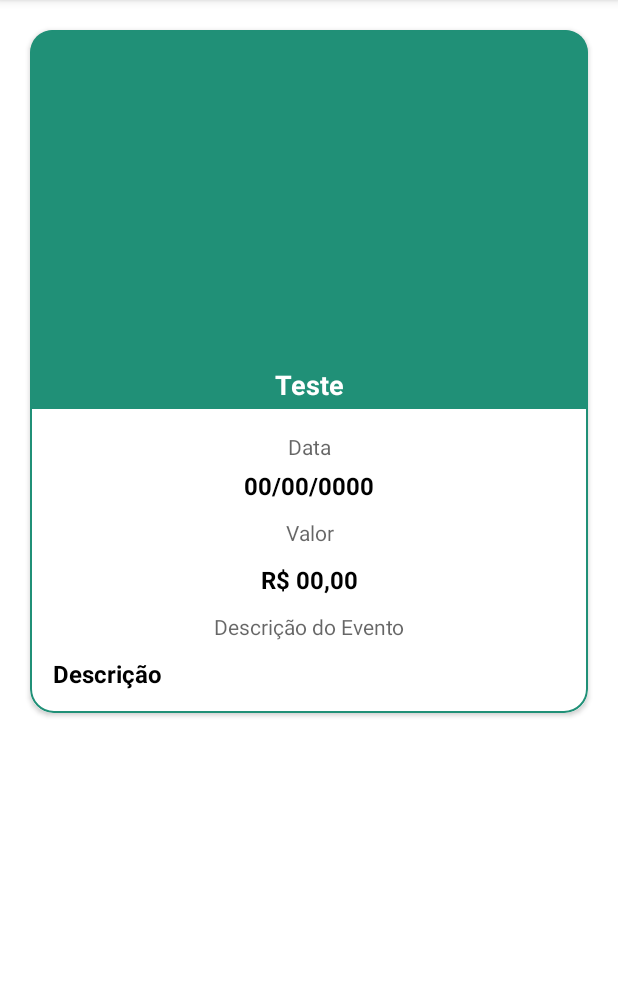
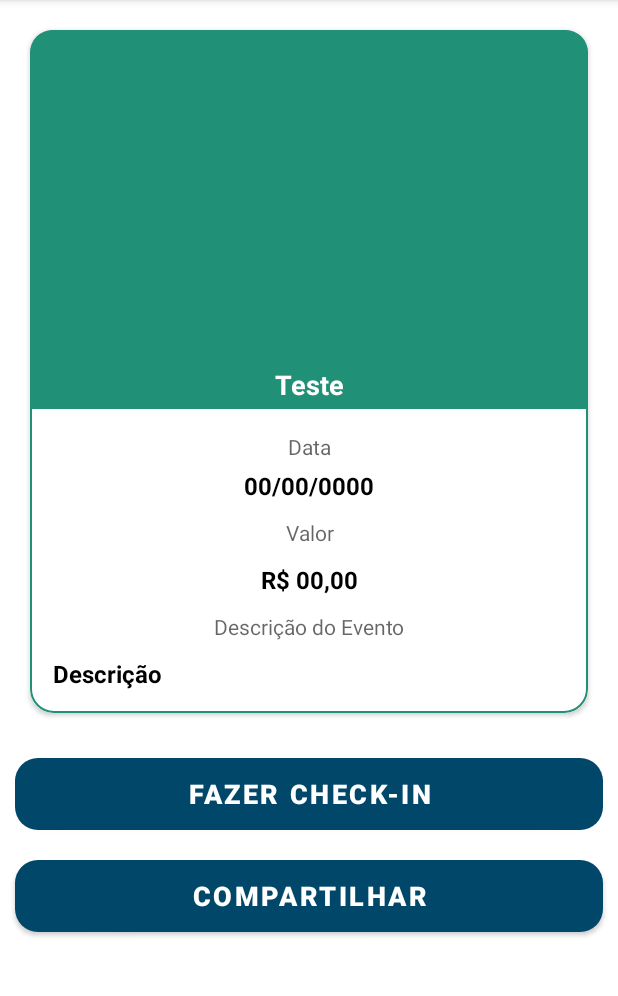
Before and after one commit to Ortega-Neto/DesafioTecnicoCompassoUol, an Android app: the DetalhesDoEventoFragment screen opened through its navigation route, on a phone screen of 412 x 824 dp, the part 84-1080 px from its top. Run offline under Robolectric (Android 15) with nearby library versions, the phone set to English and light mode, and no system bars; our stand-ins replace data binding; libraries missing offline, so code that uses them is left out: cn.pedant; 5 statements that could not run were skipped.

Commit message:
24/05 Adiocionados os botões para fazer checkin e compartilhar o evento

```diff
--- a/app/src/main/java/com/example/compassouol/aplicacao/detalhesDoEvento/view/DetalhesDoEventoFragment.kt
+++ b/app/src/main/java/com/example/compassouol/aplicacao/detalhesDoEvento/view/DetalhesDoEventoFragment.kt
@@ -1,10 +1,15 @@
 package com.example.compassouol.aplicacao.detalhesDoEvento.view
 
+import android.content.ClipData
+import android.content.ClipboardManager
+import android.content.Context
 import android.os.Bundle
 import android.view.LayoutInflater
 import android.view.View
 import android.view.ViewGroup
+import android.widget.Toast
 import com.example.compassouol.R
+import com.example.compassouol.aplicacao.main.MainActivity
 import com.example.compassouol.utils.mvvm.bases.BaseFragment
 import kotlinx.android.synthetic.main.detalhes_do_evento_fragment.*
 import org.koin.androidx.viewmodel.ext.android.viewModel
@@ -22,6 +27,8 @@ class DetalhesDoEventoFragment: BaseFragment() {
     override fun onActivityCreated(savedInstanceState: Bundle?) {
         super.onActivityCreated(savedInstanceState)
         preencherDadosDoEvento()
+        setupUi()
+        subscribeUi()
     }
 
     private fun preencherDadosDoEvento(){
@@ -32,4 +39,27 @@ class DetalhesDoEventoFragment: BaseFragment() {
         textViewDescricaoDoEVento.text = "Descrição"
     }
 
+    private fun setupUi(){
+        btnCompartilhar.setOnClickListener {
+            val context = requireContext() as MainActivity
+            val clipboard = context.getSystemService(Context.CLIPBOARD_SERVICE) as ClipboardManager
+            val clip = ClipData.newPlainText("Link do Evento",
+                "")
+            clipboard.setPrimaryClip(clip)
+            Toast.makeText(requireContext(),
+                "Link do comprovante copiado com sucesso!",
+                Toast.LENGTH_LONG
+            ).show()
+        }
+    }
+
+    private fun subscribeUi() {
+        _viewModel.checkIn.observe(viewLifecycleOwner) {
+            Toast.makeText(
+                requireContext(),
+                "Check-in realizado com sucesso!",
+                Toast.LENGTH_LONG
+            ).show()
+        }
+    }
 }
--- a/app/src/main/java/com/example/compassouol/aplicacao/detalhesDoEvento/view/DetalhesDoEventoViewModel.kt
+++ b/app/src/main/java/com/example/compassouol/aplicacao/detalhesDoEvento/view/DetalhesDoEventoViewModel.kt
@@ -1,7 +1,43 @@
 package com.example.compassouol.aplicacao.detalhesDoEvento.view
 
-import androidx.lifecycle.ViewModel
+import androidx.lifecycle.LiveData
+import androidx.lifecycle.MutableLiveData
+import com.example.compassouol.R
+import com.example.compassouol.api.eventos.IEventosService
+import com.example.compassouol.api.eventos.Participante
+import com.example.compassouol.utils.api.ApiUtils
+import com.example.compassouol.utils.mensagem.MensagemUtils
+import com.example.compassouol.utils.mvvm.bases.BaseViewModel
+import kotlinx.coroutines.Dispatchers
+import kotlinx.coroutines.withContext
 
-class DetalhesDoEventoViewModel : ViewModel() {
+class DetalhesDoEventoViewModel(
+    private val eventosService: IEventosService
+) : BaseViewModel() {
 
+    val checkIn: LiveData<Boolean> get() = _checkIn
+    private val _checkIn = MutableLiveData<Boolean>()
+
+    fun fazerCheckInNoEvento(participante: Participante){
+        _mensagemDialog.value = R.string.buscando_eventos
+        _operacaoDialog.value = R.string.dialog_mostrar
+
+        _job = ApiUtils.launchDataLoad(::onChamadaDeApiError) {
+            val resposta = eventosService.fazerCheckIn(participante)
+            if (resposta.isSuccessful) {
+                val eventos = resposta.body()
+                withContext(Dispatchers.Main){
+                    _operacaoDialog.value = R.string.dialog_remover
+                    _checkIn.value = true
+                }
+            }
+            else{
+                onChamadaDeApiError(
+                    Exception(
+                        MensagemUtils.mensagemDoCodigoDeErro(resposta.code()) + "\n${resposta.message()}"
+                    )
+                )
+            }
+        }
+    }
 }
--- a/app/src/main/java/com/example/compassouol/aplicacao/eventos/EventosAdapter.kt
+++ b/app/src/main/java/com/example/compassouol/aplicacao/eventos/EventosAdapter.kt
@@ -33,7 +33,7 @@ class EventosAdapter(
 
         holder.recyclerviewEventoBinding.root.setOnClickListener {
             listenerEventos.onEventosRecyclerViewItemClickListener(
-                holder.recyclerviewEventoBinding.textViewTituloDoEvento,
+                holder.recyclerviewEventoBinding.textViewNomeDoEvento,
                 eventos[position]
             )
         }
--- a/app/src/main/java/com/example/compassouol/utils/mvvm/koin/viewModelModule.kt
+++ b/app/src/main/java/com/example/compassouol/utils/mvvm/koin/viewModelModule.kt
@@ -3,6 +3,7 @@ package com.example.compassouol.utils.mvvm.koin
 import com.example.compassouol.aplicacao.eventos.EventosViewModel
 import com.example.compassouol.api.eventos.EventosService
 import com.example.compassouol.api.eventos.IEventosService
+import com.example.compassouol.aplicacao.detalhesDoEvento.view.DetalhesDoEventoViewModel
 import org.koin.androidx.viewmodel.dsl.viewModel
 import org.koin.dsl.module
 
@@ -17,4 +18,10 @@ val viewModelModule = module {
             eventosService = get()
         )
     }
+
+    viewModel {
+        DetalhesDoEventoViewModel(
+            eventosService = get()
+        )
+    }
 }
--- a/app/src/main/res/layout/detalhes_do_evento_fragment.xml
+++ b/app/src/main/res/layout/detalhes_do_evento_fragment.xml
@@ -7,6 +7,15 @@
             name="viewModel"
             type="com.example.compassouol.aplicacao.detalhesDoEvento.view.DetalhesDoEventoViewModel" />
     </data>
+
+    <ScrollView
+        android:layout_width="match_parent"
+        android:layout_height="match_parent">
+
+        <LinearLayout
+            android:layout_width="match_parent"
+            android:layout_height="match_parent"
+            android:orientation="vertical">
 
             <androidx.cardview.widget.CardView
                 android:layout_width="match_parent"
@@ -119,9 +128,37 @@
                             android:textStyle="bold"/>
                     </LinearLayout>
 
-
                 </LinearLayout>
 
             </androidx.cardview.widget.CardView>
 
+            <LinearLayout
+                android:layout_width="match_parent"
+                android:layout_height="wrap_content"
+                android:orientation="vertical">
+
+                <Button
+                    android:id="@+id/btnCheckIn"
+                    android:layout_width="match_parent"
+                    android:layout_height="wrap_content"
+                    android:layout_margin="10dp"
+                    android:text="@string/fazer_check_in"
+                    android:textSize="18sp"
+                    android:textStyle="bold"
+                    android:background="@drawable/botao_redondo"/>
+
+                <Button
+                    android:id="@+id/btnCompartilhar"
+                    android:layout_width="match_parent"
+                    android:layout_height="wrap_content"
+                    android:layout_margin="10dp"
+                    android:text="@string/compartilhar"
+                    android:textSize="18sp"
+                    android:textStyle="bold"
+                    android:background="@drawable/botao_redondo"/>
+
+
+            </LinearLayout>
+        </LinearLayout>
+    </ScrollView>
 </layout>
--- a/app/src/main/res/layout/recyclerview_eventos.xml
+++ b/app/src/main/res/layout/recyclerview_eventos.xml
@@ -37,7 +37,7 @@
                     app:imagem="@{evento.urlImagemFormatada}" />
 
                 <TextView
-                    android:id="@+id/textViewTituloDoEvento"
+                    android:id="@+id/textViewNomeDoEvento"
                     android:layout_width="match_parent"
                     android:layout_height="match_parent"
                     android:layout_gravity="center"
@@ -71,7 +71,6 @@
                     android:layout_margin="5dp"/>
 
                 <TextView
-                    android:id="@+id/textViewDataDoEvento"
                     android:layout_width="match_parent"
                     android:layout_height="wrap_content"
                     android:textColor="@color/preto"
@@ -93,7 +92,6 @@
                     android:layout_margin="5dp"/>
 
                 <TextView
-                    android:id="@+id/textViewValorDoEVento"
                     android:layout_width="match_parent"
                     android:layout_height="wrap_content"
                     android:layout_margin="5dp"
--- a/app/src/main/res/values/strings.xml
+++ b/app/src/main/res/values/strings.xml
@@ -19,4 +19,6 @@
     <string name="buscar_eventos">Buscar Eventos</string>
     <string name="saiba_mais">Saiba mais</string>
     <string name="descricao_do_evento">Descrição do Evento</string>
+    <string name="fazer_check_in">Fazer Check-In</string>
+    <string name="compartilhar">Compartilhar</string>
 </resources>
--- a/build.gradle
+++ b/build.gradle
@@ -20,8 +20,8 @@ buildscript {
         mavenCentral()
     }
     dependencies {
+        classpath "org.jetbrains.kotlin:kotlin-gradle-plugin:$kotlinVersion"
         classpath "com.android.tools.build:gradle:4.2.1"
-        classpath "org.jetbrains.kotlin:kotlin-gradle-plugin:$kotlinVersion"
         classpath "androidx.navigation:navigation-safe-args-gradle-plugin:$navVersion"
     }
 }
```
Lines whose indentation alone changed are shown as unchanged.
